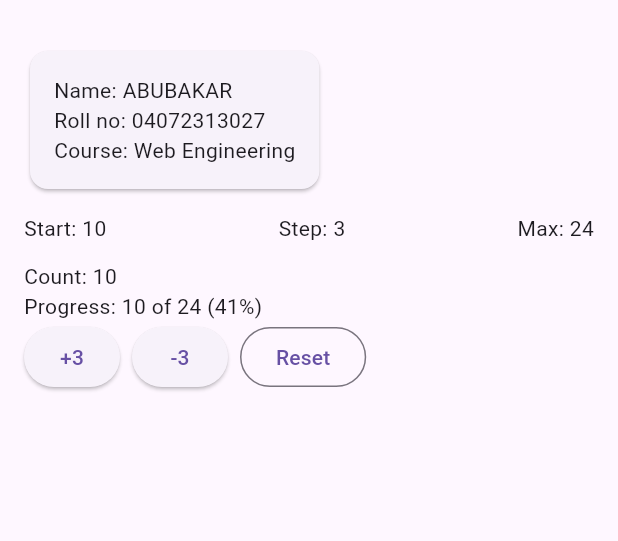
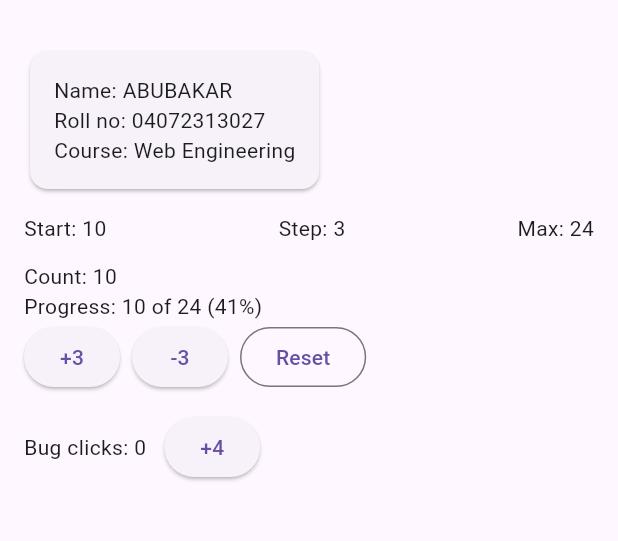
Before and after one commit to abubakar-aslam01/MAD_TASKS, a Flutter app: the screen it shows after launch, on a phone screen of 412 x 824 dp, the part 63-604 px from its top. Run offline on Flutter 3.47's test engine with Material 3 defaults, Android fonts, the phone set to English and light mode, and no system bars.

Commit message:
Flutter lab: step 7

```diff
--- a/flutter_lab/lib/main.dart
+++ b/flutter_lab/lib/main.dart
@@ -77,6 +77,8 @@ class HomePage extends StatelessWidget {
             ),
             const SizedBox(height: 12),
             const Tally(),
+            const SizedBox(height: 12),
+            const BuggyCounter(),
           ],
         ),
       ),
@@ -217,6 +219,8 @@ class _BuggyCounterState extends State<BuggyCounter> {
 
   @override
   Widget build(BuildContext context) {
+    // Think (Step 7): before the fix, after 3 taps _clicks inside the State
+    // was 3 * bugStep, but the screen still showed 0 (no rebuild happened).
     return Row(
       children: [
         Text('Bug clicks: $_clicks', key: const Key('bug-text')),
@@ -224,7 +228,9 @@ class _BuggyCounterState extends State<BuggyCounter> {
         ElevatedButton(
           key: const Key('bug-button'),
           onPressed: () {
-            _clicks += bugStep;
+            setState(() {
+              _clicks += bugStep;
+            });
           },
           child: Text('+$bugStep'),
         ),
```
